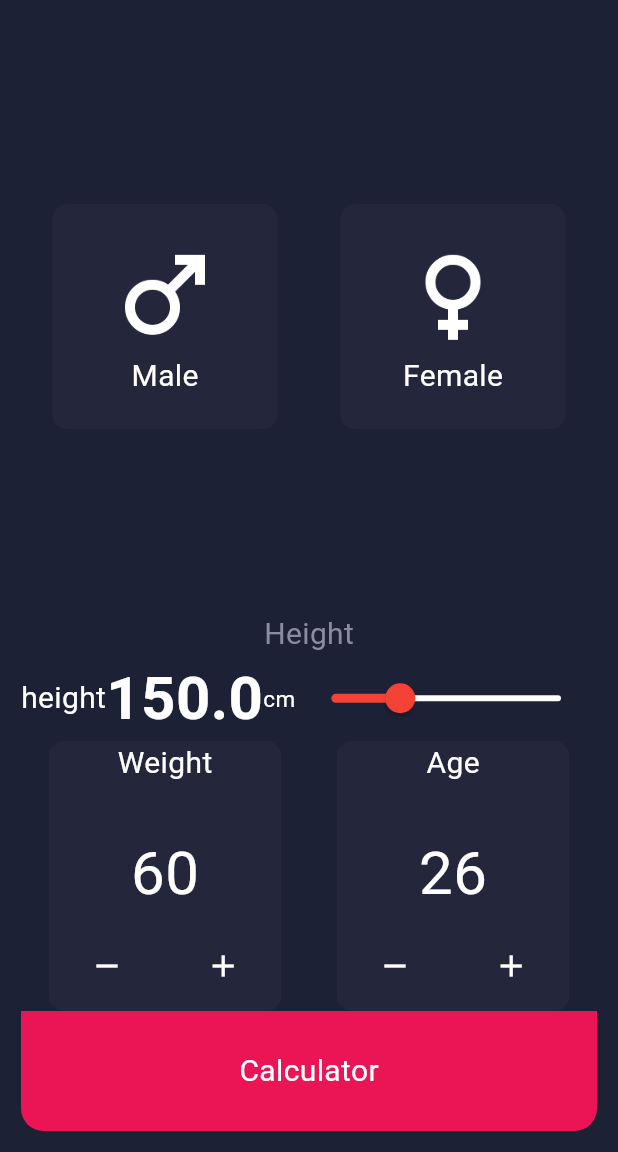
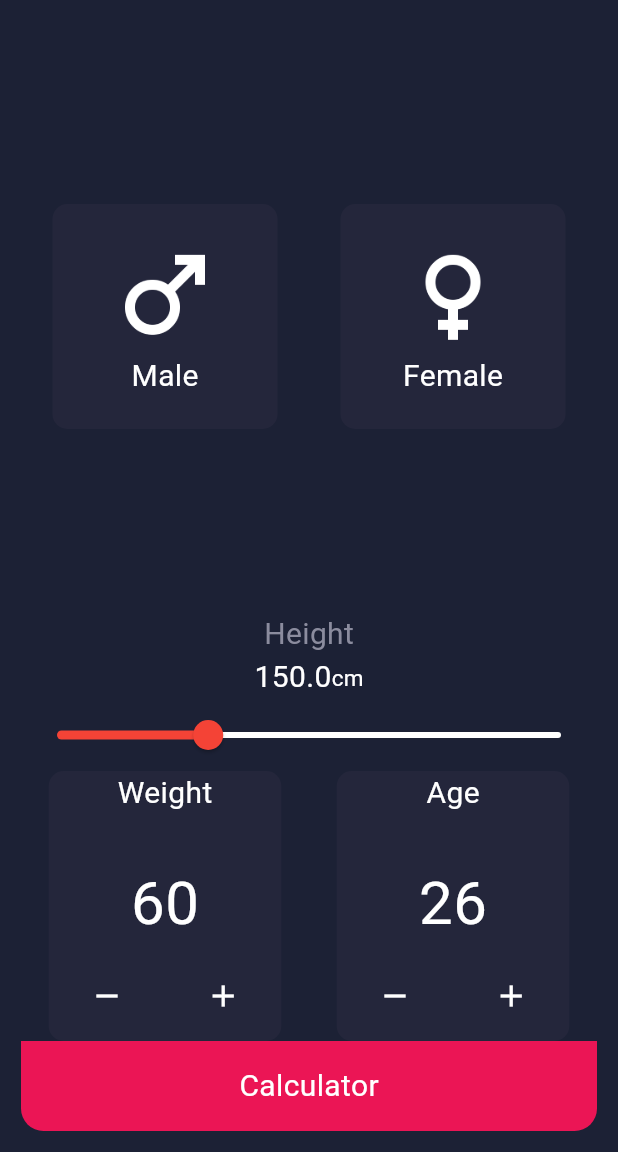
Before and after one commit to MohsenZidan/figma_pro-ui-flutter, a Flutter app: the screen it shows after launch, on a phone screen of 412 x 824 dp, the part 84-1236 px from its top. Run offline on Flutter 3.47's test engine with Material 3 defaults, Android fonts, the light colour scheme and no system bars.

Commit message:
second commit

```diff
--- a/lib/constants/constants.dart
+++ b/lib/constants/constants.dart
@@ -6,6 +6,7 @@ class AppConstants {
     static const containerColor = Color(0xFF24263B);
     static const textColor = Color(0xFF8B8C9E);
     static const sliderColor = Color(0xFFEB1555);
+     static const buttonColor = Color(0xFF8B8C9E);
 
 
 
--- a/lib/home_screen.dart
+++ b/lib/home_screen.dart
@@ -1,6 +1,8 @@
 import 'package:figma_pro/constants/constants.dart';
+import 'package:figma_pro/models/bmi_calculator.dart';
 import 'package:figma_pro/result_screen.dart';
-import 'package:figma_pro/widgets/controller_widget.dart';
+import 'package:figma_pro/widgets/customcontroller_widget.dart';
+import 'package:figma_pro/widgets/custom_bottom.dart';
 import 'package:figma_pro/widgets/gender_widget.dart';
 import 'package:flutter/material.dart';
 
@@ -15,6 +17,7 @@ class _HomeScreenState extends State<HomeScreen> {
   double height = 150;
   int weight = 60;
   int age = 26;
+  double bmi = 0;
 
   @override
   Widget build(BuildContext context) {
@@ -56,17 +59,8 @@ class _HomeScreenState extends State<HomeScreen> {
                   mainAxisAlignment: MainAxisAlignment.center,
                   children: [
                     Text(
-                      "height",
+                      height.toString(),
                       style: TextStyle(fontSize: 20, color: Colors.white),
-                    ),
-                    Row(
-              children: [
-                Text(
-                  height.toString(),
-                  style: TextStyle(
-                      color: Colors.white,
-                      fontSize: 40,
-                      fontWeight: FontWeight.bold),
                     ),
                     Text(
                       "cm",
@@ -74,8 +68,7 @@ class _HomeScreenState extends State<HomeScreen> {
                     ),
                   ],
                 ),
-                Expanded(
-                  child: Slider(
+                Slider(
                   min: 120,
                   max: 220,
                   value: height,
@@ -87,36 +80,33 @@ class _HomeScreenState extends State<HomeScreen> {
                   activeColor: Colors.red,
                   inactiveColor: Colors.white,
                 ),
-                ),
-              ],
-            ),
                 // الوزن والعمر
                 Row(
                   mainAxisAlignment: MainAxisAlignment.spaceAround,
                   children: [
-                SliderWidget(
+                    CustomControllerWidget(
                       title: "Weight",
                       value: weight,
-                  onIncrement: () {
+                      increment: () {
                         setState(() {
                           weight++;
                         });
                       },
-                  onDecrement: () {
+                      decrement: () {
                         setState(() {
                           weight--;
                         });
                       },
                     ),
-                SliderWidget(
+                    CustomControllerWidget(
                       title: "Age",
                       value: age,
-                  onIncrement: () {
+                      increment: () {
                         setState(() {
                           age++;
                         });
                       },
-                  onDecrement: () {
+                      decrement: () {
                         setState(() {
                           age--;
                         });
@@ -124,30 +114,23 @@ class _HomeScreenState extends State<HomeScreen> {
                     ),
                   ],
                 ),
-            InkWell(
+                CustomButton(
+                  text: "Calculator",
                   onTap: () {
-                Navigator.of(context).push(MaterialPageRoute(builder: (context)=>ResultScreen()));
+                    bmi = BmiCalculator.calculatorBmi(weight, height);
+                    Navigator.push(
+                      context,
+                      MaterialPageRoute(
+                        builder: (context) => ResultScreen(bmi: bmi),
+                      ),
+                    );
                   },
-              child: Container(
-                alignment: Alignment.center,
-                width: double.infinity,
-                height: 80,
-                decoration: BoxDecoration(
-                  color: AppConstants.sliderColor,
-                  borderRadius: BorderRadius.only(
-                    bottomLeft: Radius.circular(15),
-                    bottomRight: Radius.circular(15),
-                  ),
-                ),
-                child: Text(
-                  'Calculator',
-                  style: TextStyle(fontSize: 20, color: Colors.white),
-                ),
-              ),
                 ),
               ],
             ),
-      ]),
-    ));
+          ],
+        ),
+      ),
+    );
   }
 }
--- /dev/null
+++ b/lib/widgets/custom_bottom.dart
@@ -0,0 +1,35 @@
+
+import 'package:figma_pro/constants/constants.dart';
+import 'package:flutter/material.dart';
+
+class CustomButton extends StatelessWidget {
+  const CustomButton({
+    super.key, required this.text, required this.onTap,
+  });
+  final String text ;
+  final VoidCallback onTap;
+
+
+  @override
+  Widget build(BuildContext context) {
+    return InkWell(
+      onTap: onTap,
+      child: Container(
+        alignment: Alignment.center,
+        width: double.infinity,
+        height: 60,
+        decoration: BoxDecoration(
+          color: AppConstants.sliderColor,
+          borderRadius: BorderRadius.only(
+            bottomLeft: Radius.circular(15),
+            bottomRight: Radius.circular(15),
+          ),
+        ),
+        child: Text(
+          text,
+          style: TextStyle(fontSize: 20, color: Colors.white),
+        ),
+      ),
+    );
+  }
+}
--- a/lib/widgets/controller_widget.dart
+++ b/lib/widgets/customcontroller_widget.dart
@@ -1,18 +1,18 @@
 import 'package:figma_pro/constants/constants.dart';
 import 'package:flutter/material.dart';
 
-class SliderWidget extends StatelessWidget {
+class CustomControllerWidget extends StatelessWidget {
   final String title;
   final int value;
-  final VoidCallback onIncrement;
-  final VoidCallback onDecrement;
+  final VoidCallback increment;
+  final VoidCallback decrement;
 
-  const SliderWidget({
+  const CustomControllerWidget({
     super.key,
     required this.title,
     required this.value,
-    required this.onIncrement,
-    required this.onDecrement,
+    required this.increment,
+    required this.decrement,
   });
 
   @override
@@ -44,12 +44,12 @@ class SliderWidget extends StatelessWidget {
               mainAxisAlignment: MainAxisAlignment.spaceAround,
               children: [
                 IconButton(
-                  onPressed: onDecrement,
+                  onPressed: decrement,
                   icon: Icon(Icons.remove, color: Colors.white),
                   color: Colors.grey,
                 ),
                 IconButton(
-                  onPressed: onIncrement,
+                  onPressed: increment,
                   icon: Icon(Icons.add, color: Colors.white),
                   color: Colors.grey,
                 ),
```
Also changed, not shown: lib/models/bmi_calculator.dart (added, +33 -0 lines), lib/result_screen.dart (+17 -23 lines). Lines whose indentation alone changed are shown as unchanged.
